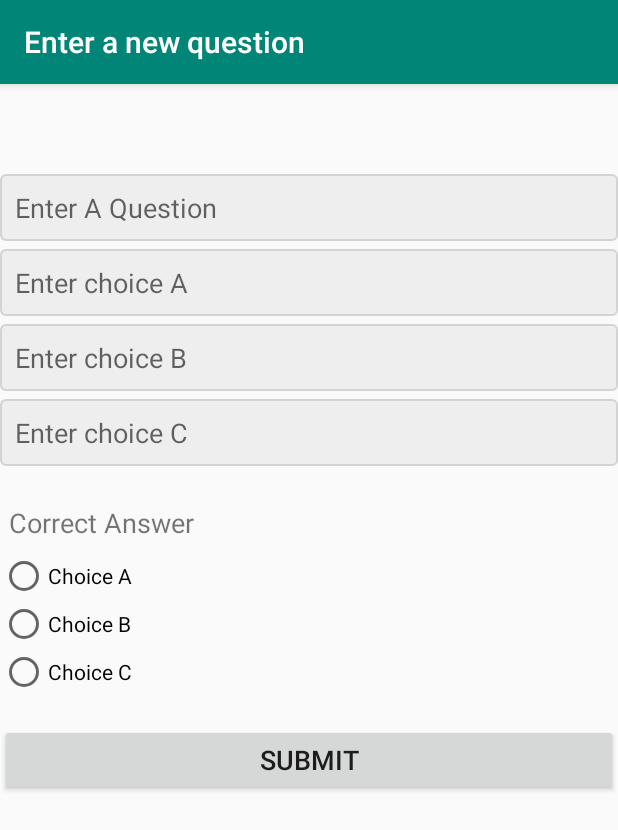
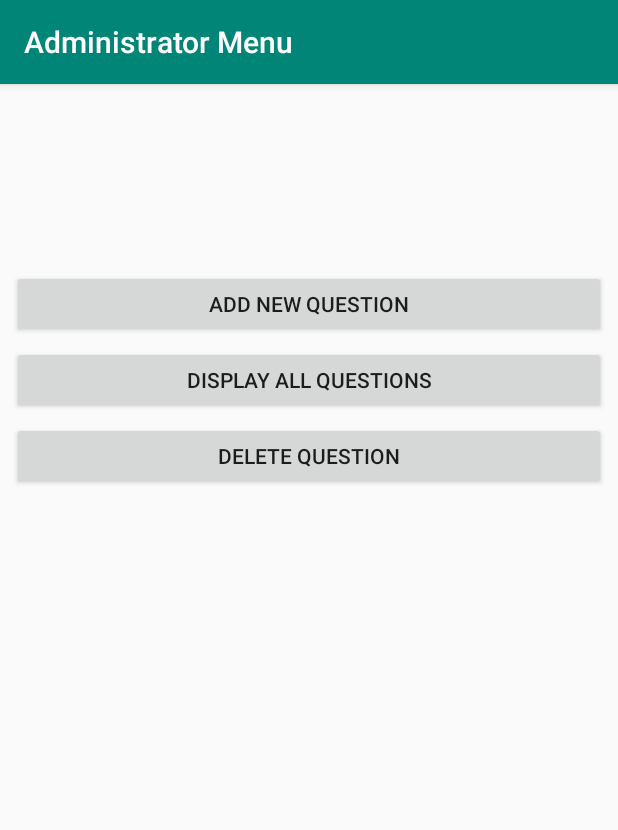
Before and after one commit to taydee1/CECS453-Final-Project, an Android app: the screen it shows after launch (AdminActivity before the commit, AdminMenu after it), after a tap on "To admin activity", on a phone screen of 412 x 824 dp. Shown: the top 830 px of the screen. Run offline under Robolectric (Android 15) with nearby library versions, the phone set to English and light mode, and no system bars; our stand-ins replace Firebase (no records; nobody signed in at launch, a user with empty details on screens opened directly).

Commit message:
added admin-menu and updated insert new question

```diff
--- a/FinalProject/app/src/main/AndroidManifest.xml
+++ b/FinalProject/app/src/main/AndroidManifest.xml
@@ -9,9 +9,10 @@
         android:roundIcon="@mipmap/ic_launcher_round"
         android:supportsRtl="true"
         android:theme="@style/AppTheme">
-        <activity android:name=".Controller.Quiz"></activity>
+        <activity android:name=".View.AdminMenu"></activity>
+        <activity android:name=".Controller.Quiz" />
         <activity android:name=".Controller.Register" />
-        <activity android:name=".View.AdminActivity" />
+        <activity android:name=".View.NewQuestionActivity" />
         <activity android:name=".Controller.Login">
             <intent-filter>
                 <action android:name="android.intent.action.MAIN" />
--- a/FinalProject/app/src/main/java/com/example/android/finalproject/Controller/Login.java
+++ b/FinalProject/app/src/main/java/com/example/android/finalproject/Controller/Login.java
@@ -11,7 +11,7 @@ import android.widget.EditText;
 import android.widget.Toast;
 
 import com.example.android.finalproject.R;
-import com.example.android.finalproject.View.AdminActivity;
+import com.example.android.finalproject.View.AdminMenu;
 import com.google.android.gms.tasks.OnCompleteListener;
 import com.google.android.gms.tasks.Task;
 import com.google.firebase.auth.AuthResult;
@@ -104,7 +104,7 @@ public class Login extends AppCompatActivity {
 
     public void Temp(View view) {
         //Intent to register form
-        Intent temp = new Intent(Login.this, AdminActivity.class);
+        Intent temp = new Intent(Login.this,  AdminMenu.class);
         startActivity(temp);
     }
 }
--- /dev/null
+++ b/FinalProject/app/src/main/java/com/example/android/finalproject/View/AdminMenu.java
@@ -0,0 +1,25 @@
+package com.example.android.finalproject.View;
+
+import android.content.Intent;
+import android.support.v7.app.AppCompatActivity;
+import android.os.Bundle;
+import android.view.View;
+
+import com.example.android.finalproject.R;
+
+public class AdminMenu extends AppCompatActivity {
+
+    @Override
+    protected void onCreate(Bundle savedInstanceState) {
+        super.onCreate(savedInstanceState);
+        setContentView(R.layout.activity_admin_menu);
+        getSupportActionBar().setTitle("Administrator Menu");
+    }
+
+    //Button to click if the user wants to register an account
+    public void AddQuestion(View view) {
+        //Intent to register form
+        Intent register = new Intent(AdminMenu.this, NewQuestionActivity.class);
+        startActivity(register);
+    }
+}
--- /dev/null
+++ b/FinalProject/app/src/main/java/com/example/android/finalproject/View/VolleyCallback.java
@@ -0,0 +1,5 @@
+package com.example.android.finalproject.View;
+
+public interface VolleyCallback {
+    void onSuccess(String result);
+}
--- /dev/null
+++ b/FinalProject/app/src/main/res/layout/activity_admin_menu.xml
@@ -0,0 +1,48 @@
+<?xml version="1.0" encoding="utf-8"?>
+<android.support.constraint.ConstraintLayout xmlns:android="http://schemas.android.com/apk/res/android"
+    xmlns:app="http://schemas.android.com/apk/res-auto"
+    xmlns:tools="http://schemas.android.com/tools"
+    android:layout_width="match_parent"
+    android:layout_height="match_parent"
+    tools:context=".View.AdminMenu">
+
+    <Button
+        android:id="@+id/addQuestion"
+        android:layout_width="match_parent"
+        android:layout_height="45dp"
+        android:layout_marginStart="8dp"
+        android:layout_marginTop="124dp"
+        android:layout_marginEnd="8dp"
+        android:text="Add New Question"
+        android:onClick="AddQuestion"
+        app:layout_constraintEnd_toEndOf="parent"
+        app:layout_constraintHorizontal_bias="1.0"
+        app:layout_constraintStart_toStartOf="parent"
+        app:layout_constraintTop_toTopOf="parent" />
+
+    <Button
+        android:id="@+id/button2"
+        android:layout_width="match_parent"
+        android:layout_height="45dp"
+        android:layout_marginStart="8dp"
+        android:layout_marginTop="5dp"
+        android:layout_marginEnd="8dp"
+        android:text="Display All Questions"
+        app:layout_constraintEnd_toEndOf="parent"
+        app:layout_constraintHorizontal_bias="1.0"
+        app:layout_constraintStart_toStartOf="parent"
+        app:layout_constraintTop_toBottomOf="@+id/addQuestion" />
+
+    <Button
+        android:id="@+id/deleteQuestion"
+        android:layout_width="match_parent"
+        android:layout_height="45dp"
+        android:layout_marginStart="8dp"
+        android:layout_marginTop="5dp"
+        android:layout_marginEnd="8dp"
+        android:text="Delete Question"
+        app:layout_constraintEnd_toEndOf="parent"
+        app:layout_constraintHorizontal_bias="1.0"
+        app:layout_constraintStart_toStartOf="parent"
+        app:layout_constraintTop_toBottomOf="@+id/button2" />
+</android.support.constraint.ConstraintLayout>
--- a/FinalProject/app/src/main/res/layout/activity_admin.xml
+++ b/FinalProject/app/src/main/res/layout/activity_newquestion.xml
@@ -4,7 +4,7 @@
     xmlns:tools="http://schemas.android.com/tools"
     android:layout_width="match_parent"
     android:layout_height="match_parent"
-    tools:context=".View.AdminActivity">
+    tools:context=".View.NewQuestionActivity">
 
 
     <EditText
```
Also changed, not shown: FinalProject/app/src/main/java/com/example/android/finalproject/View/NewQuestionActivity.java (renamed from FinalProject/app/src/main/java/com/example/android/finalproject/View/AdminActivity.java, +59 -6 lines).
